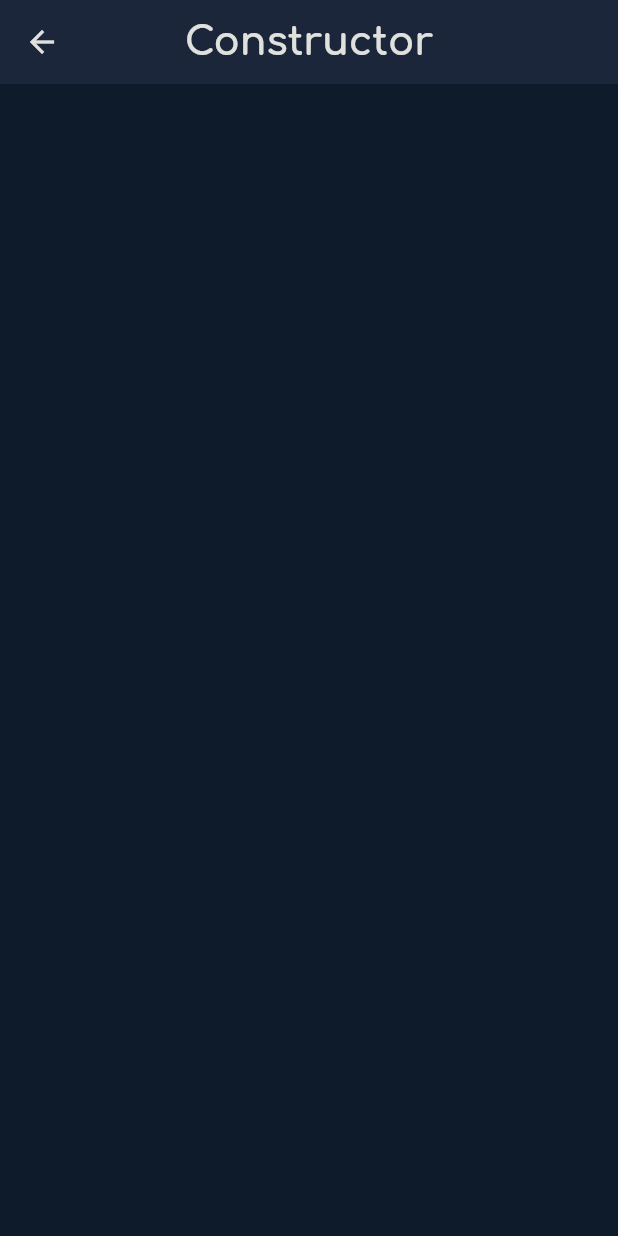
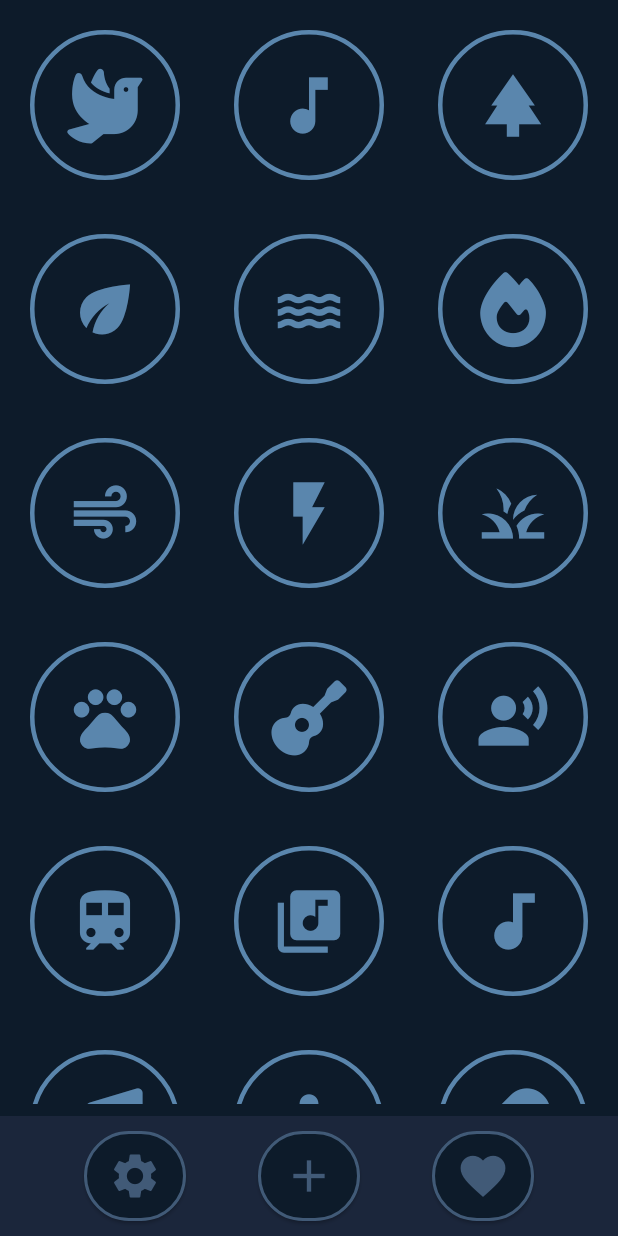
Before and after one commit to Trap-o/FluffyHelpers-Meditation, a Flutter app: the Constructor screen opened by its route, on a phone screen of 412 x 824 dp. Run offline on Flutter 3.47's test engine with Material 3 defaults, Android fonts, the light colour scheme and no system bars; our stand-ins replace file_picker, firebase_auth, firebase_core, flutter_dotenv, flutter_native_splash, font_awesome_flutter and 5 more; missing offline and left inert: firebase_ui_auth, firebase_ui_localizations, firebase_ui_oauth_google; accounts and stored records are empty.

Commit message:
Add constructor foundation
Added main buttons, icons, changed the accent color. General page layout and saving sound states

```diff
--- a/lib/constants/app_colors.dart
+++ b/lib/constants/app_colors.dart
@@ -14,7 +14,7 @@ class AppColors {
   static const Color primaryBackground = Color(0xFF0D1B2A);
   static const Color secondaryBackground = Color(0xFF1B263B);
   static const Color highlight = Color(0xFF415A77);
-  static const Color accent = Color(0xFF527BA0);
+  static const Color accent = Color(0xFF5a86ad);
   static const Color text = Color(0xFFE0E1DD);
   static const Color secondaryText = Color(0xFFC9D6DF);
   static const Color error = Color(0xFFD32C16);
--- a/lib/screens/constructor/constructor.dart
+++ b/lib/screens/constructor/constructor.dart
@@ -1,5 +1,7 @@
 import 'package:flutter/material.dart';
-
+import 'package:font_awesome_flutter/font_awesome_flutter.dart';
+import '../../constants/app_form_styles.dart';
+import '../../constants/app_colors.dart';
 import '../../global_widgets/custom_app_bar.dart';
 import '../../l10n/app_localizations.dart';
 
@@ -11,15 +13,137 @@ class Constructor extends StatefulWidget {
 }
 
 class _ConstructorState extends State<Constructor> {
+  List<bool> buttonStates = List.generate(20, (_) => false);
+
+  final List<IconData> icons = [
+    FontAwesomeIcons.dove,
+    Icons.music_note,
+    Icons.park,
+    Icons.eco,
+    Icons.water,
+    FontAwesomeIcons.fire,
+    Icons.air,
+    Icons.flash_on,
+    Icons.grass,
+    Icons.pets,
+    FontAwesomeIcons.guitar,
+    Icons.record_voice_over,
+    Icons.train,
+    Icons.library_music,
+    Icons.audiotrack,
+    FontAwesomeIcons.music,
+    Icons.mic,
+    FontAwesomeIcons.feather,
+    FontAwesomeIcons.sun,
+    FontAwesomeIcons.om
+  ];
+
+  void _onGridButtonPressed(int index) {
+    setState(() {
+      buttonStates[index] = !buttonStates[index];
+    });
+
+    String soundId = 'sound_$index';
+    print('Pressed $soundId');
+  }
+
+  void _showInputDialog(BuildContext context) {
+    final TextEditingController _controller = TextEditingController();
+
+    showDialog(
+      context: context,
+      builder: (BuildContext context) {
+        return AlertDialog(
+          title: const Text('Зберегти композицію'),
+          backgroundColor: AppColors.secondaryBackground,
+          content: TextField(
+            controller: _controller,
+            decoration: AppFormStyles.formInputDecorationDefault(
+              labelText: 'Введіть назву композиції',
+              isError: false
+            ),
+          ),
+          actions: [
+            ElevatedButton(
+              onPressed: () {
+                Navigator.of(context).pop();
+              },
+              child: const Text('Скасувати'),
+            ),
+            ElevatedButton(
+              onPressed: () {
+                String value = _controller.text;
+                print('Введено: $value');
+                Navigator.of(context).pop(); //TODO: додати передачу значення
+              },
+              child: const Text('OK'),
+            ),
+          ],
+        );
+      },
+    );
+  }
+
+
   @override
   Widget build(BuildContext context) {
-    final localizations = AppLocalizations.of(context)!;
-    final String titleText = localizations.constructorTitle;
+    return Scaffold(
+      body: Column(
+        children: [
+          Expanded(
+            child: Padding(
+              padding: const EdgeInsets.all(8),
+              child:GridView.count(
+                crossAxisCount: 3,
+                mainAxisSpacing: 12,
+                crossAxisSpacing: 12,
+                children: List.generate(20, (index) {
+                  final icon = icons[index % icons.length];
+                  final isActive = buttonStates[index];
+                  return Center(
+                    child: Container(
+                      width: 100,
+                      height: 100,
+                      decoration: BoxDecoration(
+                        shape: BoxShape.circle,
+                        color: isActive ? AppColors.highlight : Colors.transparent,
+                        border: Border.all(color: AppColors.accent, width: 3),
+                      ),
+                      child: IconButton(
+                        iconSize: 50,
+                        icon: Icon(icon, color: AppColors.accent),
+                        onPressed: () {
+                          _onGridButtonPressed(index);
+                        },
+                      ),
+                    ),
+                  );
+                }),
+              ),
+            ),
+          ),
 
-    return Scaffold(
-      appBar: CustomAppBar(title: titleText, leading: null,),
-      body: const Column(
-        children: [
+          Container(
+            padding: EdgeInsets.symmetric(vertical: 10, horizontal: 8),
+            color: AppColors.secondaryBackground,
+            child: Row(
+              mainAxisAlignment: MainAxisAlignment.spaceEvenly,
+              children: [
+                ElevatedButton(
+                  onPressed: () => print('Action 1'),
+                  child: const Icon(Icons.settings, size: 36),
+                ),
+                ElevatedButton(
+                  onPressed: () => _showInputDialog(context),
+                  child: const Icon(Icons.add, size: 36),
+                ),
+                ElevatedButton(
+                  onPressed: () => print('Action 3'),
+                  child: const Icon(Icons.favorite, size: 36),
+                ),
+              ],
+            ),
+          ),
         ],
       ),
     );
--- a/pubspec.yaml
+++ b/pubspec.yaml
@@ -38,6 +38,7 @@ dependencies:
   path: ^1.9.1
   flutter_translate: ^4.1.0
   intl: ^0.19.0
+  font_awesome_flutter: ^10.5.0
 
 dev_dependencies:
   flutter_test:
```
Also changed, not shown: 130 other files.
